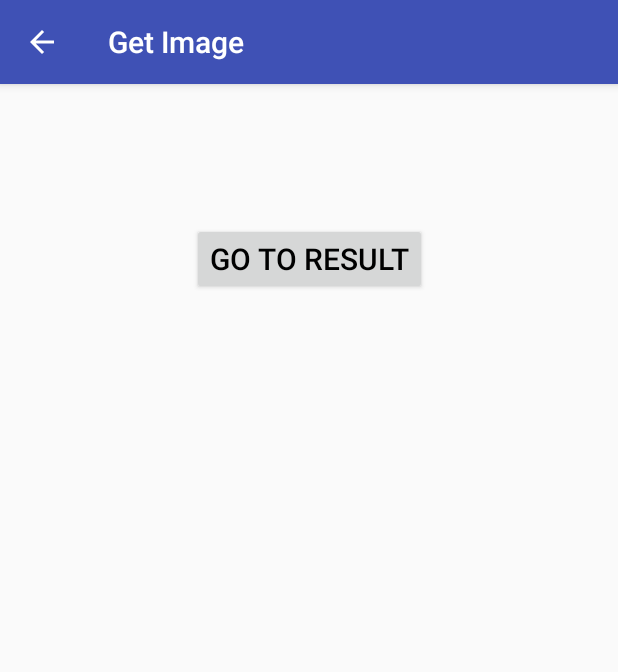
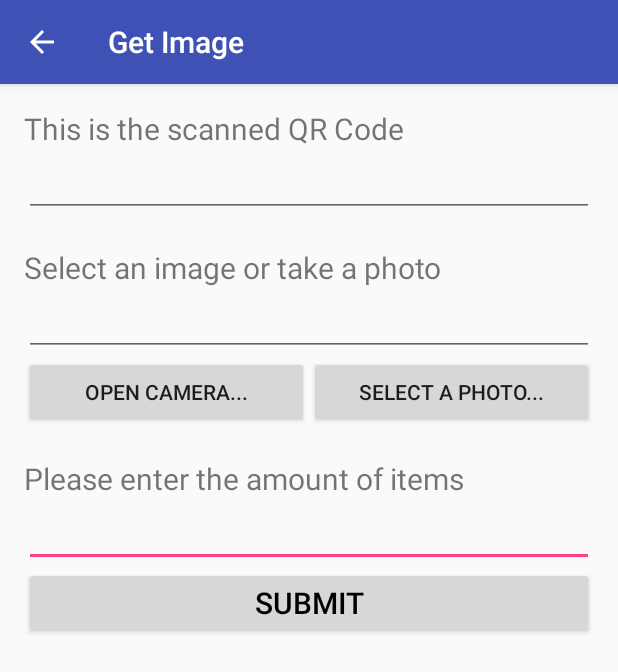
Before and after one commit to lgranadosIst/IsthGreenAndroidStudio, an Android app: the SendImageActivity screen opened directly, with no data from a screen before it, on a phone screen of 412 x 824 dp. Shown: the top 672 px of the screen. Run offline under Robolectric (Android 15) with nearby library versions, the phone set to English and light mode, and no system bars.

Commit message:
Send Image form layout updated

```diff
--- a/app/src/main/res/layout/activity_send_image.xml
+++ b/app/src/main/res/layout/activity_send_image.xml
@@ -1,25 +1,126 @@
 <?xml version="1.0" encoding="utf-8"?>
-<android.support.constraint.ConstraintLayout xmlns:android="http://schemas.android.com/apk/res/android"
-    xmlns:app="http://schemas.android.com/apk/res-auto"
+<LinearLayout xmlns:android="http://schemas.android.com/apk/res/android"
     xmlns:tools="http://schemas.android.com/tools"
     android:layout_width="match_parent"
     android:layout_height="match_parent"
+    android:gravity="center_horizontal"
+    android:orientation="vertical"
+    android:paddingBottom="@dimen/activity_vertical_margin"
+    android:paddingLeft="@dimen/activity_horizontal_margin"
+    android:paddingRight="@dimen/activity_horizontal_margin"
+    android:paddingTop="@dimen/activity_vertical_margin"
     tools:context=".SendImageActivity">
 
-    <Button
-        android:id="@+id/btnGoToResult"
+    <ProgressBar
+        android:id="@+id/sendImage_progress"
+        style="?android:attr/progressBarStyleLarge"
         android:layout_width="wrap_content"
         android:layout_height="wrap_content"
-        android:text="Go To Result"
-        android:textColor="#000"
-        android:textSize="20dp"
-        app:layout_constraintBottom_toBottomOf="parent"
-        app:layout_constraintLeft_toLeftOf="parent"
-        app:layout_constraintRight_toRightOf="parent"
-        app:layout_constraintTop_toTopOf="parent"
-        app:layout_constraintVertical_bias="0.129" />
+        android:layout_marginBottom="8dp"
+        android:visibility="gone" />
 
-<!--    <Button
+    <ScrollView
+        android:id="@+id/sendImage_form"
+        android:layout_width="match_parent"
+        android:layout_height="match_parent">
+
+    <LinearLayout
+        android:layout_width="match_parent"
+        android:layout_height="wrap_content"
+        android:orientation="vertical">
+
+        <TextView
+            android:id="@+id/textQRCode"
+            android:layout_width="match_parent"
+            android:layout_height="wrap_content"
+            android:text="This is the scanned QR Code"
+            android:textSize="20dp"/>
+
+        <EditText
+            android:id="@+id/editQRCode"
+            android:layout_width="match_parent"
+            android:layout_height="wrap_content"
+            android:ems="10"
+            android:inputType="none"
+            android:focusable="false"
+          />
+
+        <TextView
+            android:id="@+id/textSelectImage"
+            android:layout_width="match_parent"
+            android:layout_height="wrap_content"
+            android:text="Select an image or take a photo"
+            android:textSize="20dp"
+            android:layout_marginTop="20dp"/>
+
+        <EditText
+            android:id="@+id/editSelectImage"
+            android:layout_width="match_parent"
+            android:layout_height="wrap_content"
+            android:ems="10"
+            android:inputType="none"
+            android:focusable="false"/>
+
+        <LinearLayout
+            android:layout_width="match_parent"
+            android:layout_height="wrap_content"
+            android:layout_weight="2"
+            android:orientation="horizontal">
+
+            <LinearLayout
+                android:layout_width="match_parent"
+                android:layout_height="wrap_content"
+                android:layout_weight="1">
+                <Button
+                    android:id="@+id/btnOpenCamera"
+                    android:layout_width="match_parent"
+                    android:layout_height="wrap_content"
+                    android:text="Open Camera..."/>
+            </LinearLayout>
+
+            <LinearLayout
+                android:layout_width="match_parent"
+                android:layout_height="wrap_content"
+                android:layout_weight="1">
+                <Button
+                    android:id="@+id/btnSelectPhoto"
+                    android:layout_width="match_parent"
+                    android:layout_height="wrap_content"
+                    android:text="Select a Photo..."/>
+            </LinearLayout>
+
+        </LinearLayout>
+
+        <TextView
+            android:id="@+id/textAmount"
+            android:layout_width="match_parent"
+            android:layout_height="wrap_content"
+            android:text="Please enter the amount of items"
+            android:textSize="20dp"
+            android:layout_marginTop="20dp"/>
+
+
+        <EditText
+            android:id="@+id/editAmount"
+            android:layout_width="match_parent"
+            android:layout_height="wrap_content"
+            android:ems="10"
+            android:inputType="number"/>
+
+        <Button
+            android:id="@+id/btnGoToResult"
+            android:layout_width="match_parent"
+            android:layout_height="wrap_content"
+            android:text="Submit"
+            android:textColor="#000"
+            android:textSize="20dp"/>
+    </LinearLayout>
+
+    </ScrollView>
+
+
+
+    <!--    <Button
         android:id="@+id/btnBackToQRCode"
         android:layout_width="wrap_content"
         android:layout_height="wrap_content"
@@ -34,4 +135,4 @@
         app:layout_constraintTop_toTopOf="parent"
         app:layout_constraintVertical_bias="0.0" />-->
 
-</android.support.constraint.ConstraintLayout>
+</LinearLayout>
```
